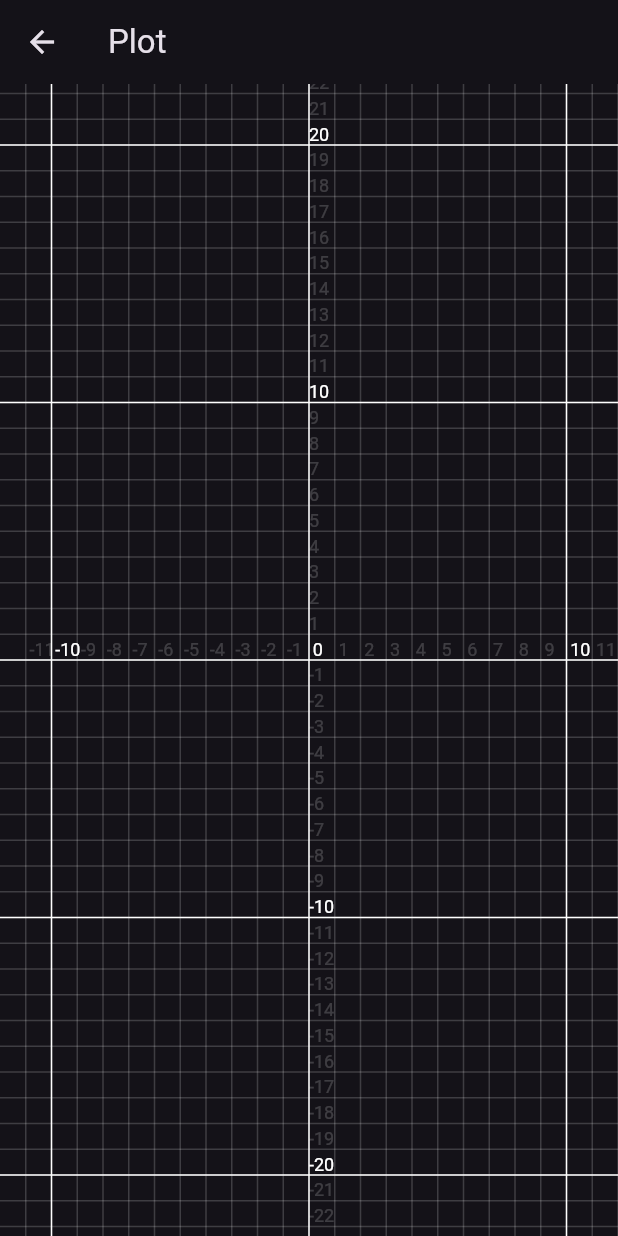
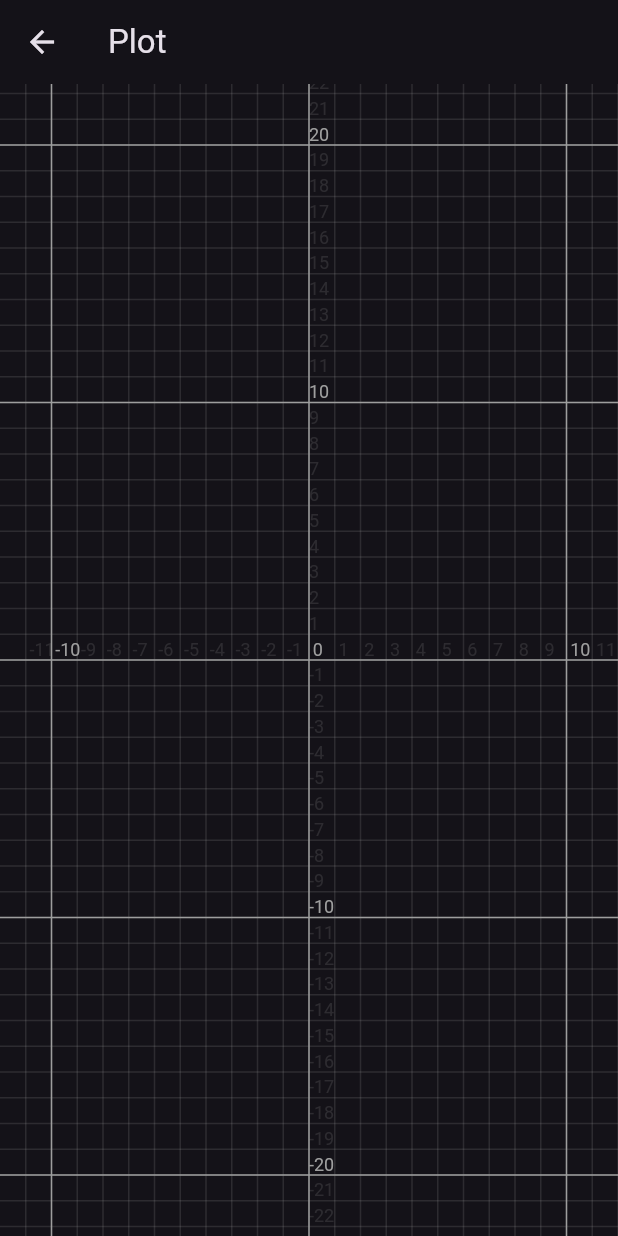
Before and after one commit to david072/funcially, a Flutter app: the screen it shows after launch, after a tap on the "show chart" icon, on a phone screen of 412 x 824 dp. Run offline on Flutter 3.47's test engine with Material 2 defaults, Android fonts, the light colour scheme and no system bars; our stand-ins replace after_layout, google_fonts, settings_ui, shared_preferences; missing offline and left inert: dart:ffi, linked_scroll_controller; statements that could not run were skipped; project files that could hold a hidden picture were left out.

Commit message:
fix(frontend): correctly align x-axis when y=0 is not visible

```diff
--- a/frontend/lib/widgets/plot.dart
+++ b/frontend/lib/widgets/plot.dart
@@ -89,7 +89,7 @@ class _Intervals {
 }
 
 class _PlotPainter extends CustomPainter {
-  static const baseColor = Colors.white;
+  static const baseColor = Colors.grey;
   static const minLargeIntervalDistance = 10.0;
   static const maxLargeIntervalDistance = 50.0;
 
@@ -171,9 +171,9 @@ class _PlotPainter extends CustomPainter {
     if (bounds.y.contains(0)) {
       xAxisPosition = yNumberToPixel(0, size);
     } else if (bounds.y.min > 0 && bounds.y.max > 0) {
+      xAxisPosition = size.height;
+    } else {
       xAxisPosition = 0;
-    } else {
-      xAxisPosition = size.height;
     }
 
     intervalDraw(
```
